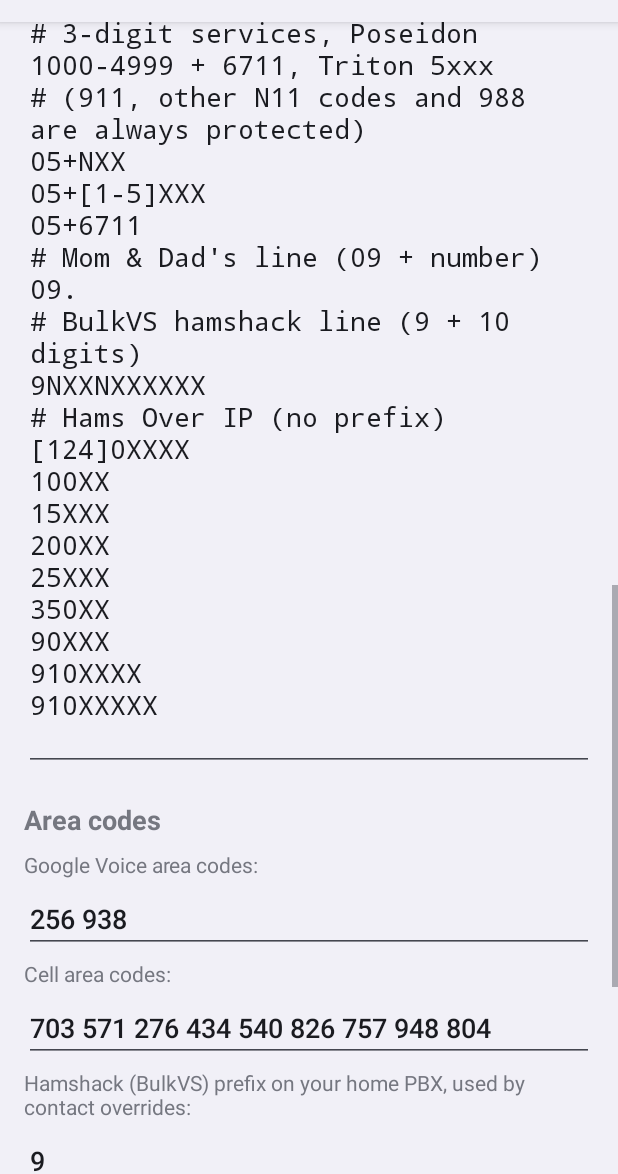
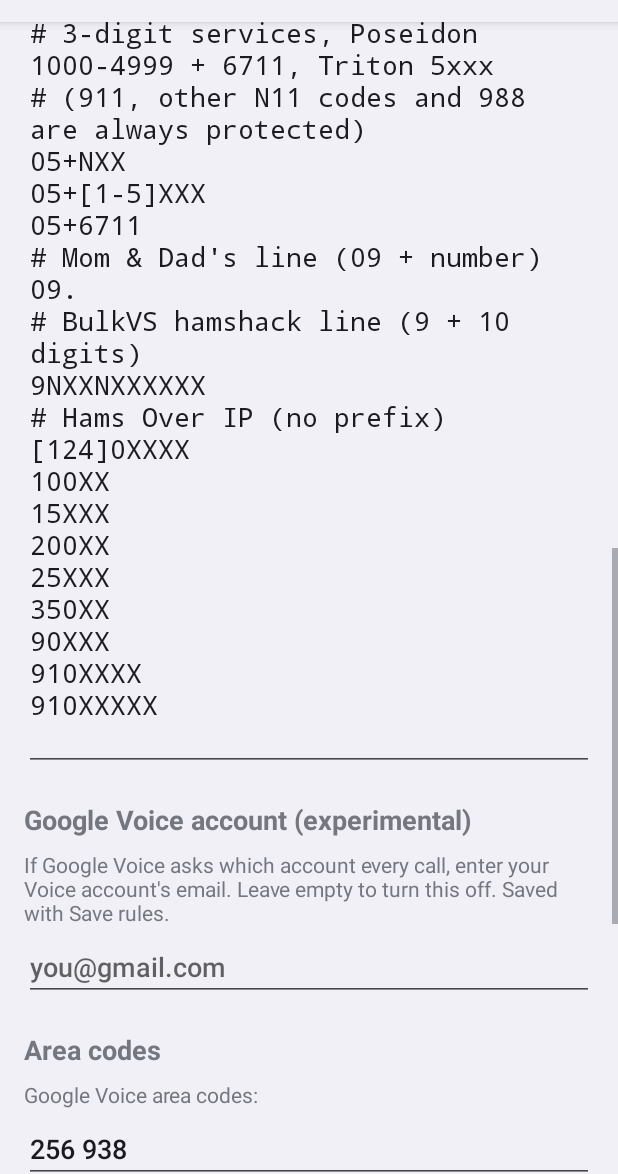
Before and after one commit to CJ7SHADOW/call-router, an Android app: the screen it shows after launch (MainActivity), scrolled down 1074 dp, on a phone screen of 412 x 824 dp, the part 62-1236 px from its top. Run offline under Robolectric (Android 15) with nearby library versions, the phone set to English and light mode, and no system bars.

Commit message:
Experimental: pass Voice account email to Google Voice hand-off
Co-Authored-By: Claude Opus 5.5 <noreply@anthropic.com>
Claude-Session: https://claude.ai/code/session_01GZYHj5Ep2MxAJSyUPBVMQa

```diff
--- a/app/src/main/java/com/kg4bhr/callrouter/MainActivity.java
+++ b/app/src/main/java/com/kg4bhr/callrouter/MainActivity.java
@@ -43,7 +43,7 @@ public class MainActivity extends Activity {
     private LinearLayout root;
     private TextView roleStatus, overlayStatus, permStatus, gwStatus, gvStatus, testResult;
     private Button roleBtn, overlayBtn, permBtn;
-    private EditText patternsEdit, gvEdit, cellEdit, hamEdit, testEdit;
+    private EditText patternsEdit, gvEdit, cellEdit, hamEdit, testEdit, gvAccountEdit;
     private RadioGroup defaultGroup;
     private LinearLayout overridesList;
     private Switch enabled;
@@ -122,6 +122,12 @@ public class MainActivity extends Activity {
         patternsEdit = edit("", true);
         patternsEdit.setText(prefs.groundwirePatterns());
         patternsEdit.setTypeface(Typeface.MONOSPACE);
+
+        header("Google Voice account (experimental)");
+        note("If Google Voice asks which account every call, enter your Voice account's email. Leave empty to turn this off. Saved with Save rules.");
+        gvAccountEdit = edit("you@gmail.com", false);
+        gvAccountEdit.setInputType(InputType.TYPE_CLASS_TEXT | InputType.TYPE_TEXT_VARIATION_EMAIL_ADDRESS);
+        gvAccountEdit.setText(prefs.gvAccount());
 
         header("Area codes");
         note("Google Voice area codes:");
@@ -325,6 +331,7 @@ public class MainActivity extends Activity {
                     .setMessage(String.join("\n", errs)).setPositiveButton("OK", null).show();
             return;
         }
+        prefs.setGvAccount(gvAccountEdit.getText().toString());
         prefs.saveRules(pats, gvEdit.getText().toString(), cellEdit.getText().toString(),
                 hamEdit.getText().toString().trim(), selectedDefault());
         toast("Rules saved");
--- a/app/src/main/java/com/kg4bhr/callrouter/Prefs.java
+++ b/app/src/main/java/com/kg4bhr/callrouter/Prefs.java
@@ -31,6 +31,10 @@ public final class Prefs {
     /** Open Groundwire's own screen after a call is handed to it. */
     public boolean showGroundwire() { return sp.getBoolean("showGw", true); }
     public void setShowGroundwire(boolean v) { sp.edit().putBoolean("showGw", v).apply(); }
+
+    /** Experimental: Google account email passed to Google Voice so it doesn't ask which account. */
+    public String gvAccount() { return sp.getString("gvAccount", ""); }
+    public void setGvAccount(String v) { sp.edit().putString("gvAccount", v.trim()).apply(); }
 
     public String groundwirePatterns() { return sp.getString("gwPatterns", Defaults.GROUNDWIRE_PATTERNS); }
     public String gvAreaCodes() { return sp.getString("gvAreas", Defaults.GV_AREA_CODES); }
```
Also changed, not shown: app/src/main/java/com/kg4bhr/callrouter/GoogleVoice.java (+19 -1 lines).
